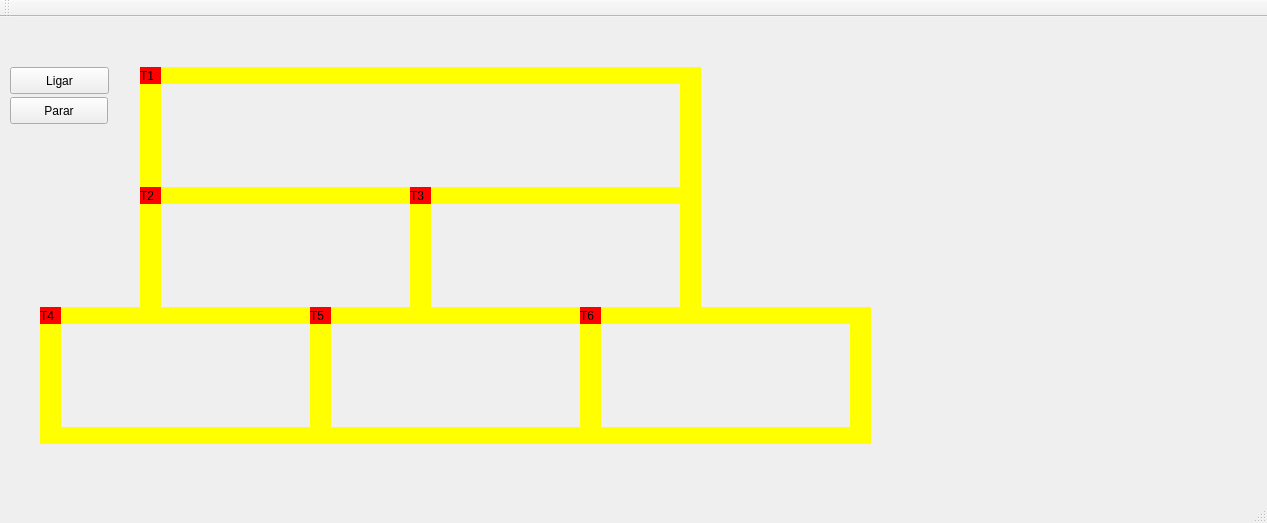
First picture: the form in Trem_-_Codigo_Fonte_1/Código QT5 Ubuntu - Trem/mainwindow.ui, repository guiafonso237/trabalho_so_unidade2, before the edit.
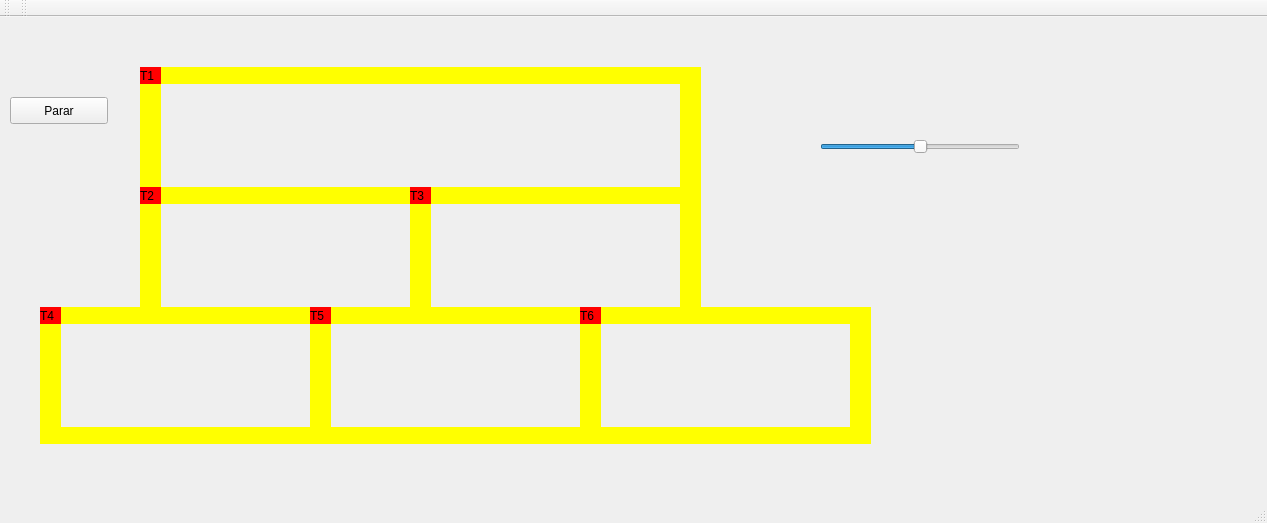
Second picture: the form after the edit.

Commit message: adicionado primeiro slider

```diff
--- a/Trem_-_Codigo_Fonte_1/Código QT5 Ubuntu - Trem/mainwindow.ui
+++ b/Trem_-_Codigo_Fonte_1/Código QT5 Ubuntu - Trem/mainwindow.ui
@@ -94,19 +94,6 @@
      <string/>
     </property>
    </widget>
-   <widget class="QPushButton" name="pushButton">
-    <property name="geometry">
-     <rect>
-      <x>10</x>
-      <y>50</y>
-      <width>99</width>
-      <height>27</height>
-     </rect>
-    </property>
-    <property name="text">
-     <string>Ligar</string>
-    </property>
-   </widget>
    <widget class="QPushButton" name="pushButton_2">
     <property name="geometry">
      <rect>
@@ -475,6 +462,29 @@
      <string>T6</string>
     </property>
    </widget>
+   <widget class="QSlider" name="slider_velocidade_trem1">
+    <property name="geometry">
+     <rect>
+      <x>820</x>
+      <y>120</y>
+      <width>200</width>
+      <height>19</height>
+     </rect>
+    </property>
+    <property name="minimum">
+     <number>0</number>
+    </property>
+    <property name="maximum">
+     <number>200</number>
+    </property>
+    <property name="value">
+     <number>100</number>
+    </property>
+    <property name="orientation">
+     <enum>Qt::Horizontal</enum>
+    </property>
+   </widget>
+   <zorder>slider_velocidade_trem1</zorder>
    <zorder>label_trilho4_6</zorder>
    <zorder>label_trilho4_2</zorder>
    <zorder>label_trilho1_6</zorder>
@@ -524,6 +534,17 @@
    </attribute>
   </widget>
   <widget class="QStatusBar" name="statusBar"/>
+  <widget class="QToolBar" name="toolBar">
+   <property name="windowTitle">
+    <string>toolBar</string>
+   </property>
+   <attribute name="toolBarArea">
+    <enum>TopToolBarArea</enum>
+   </attribute>
+   <attribute name="toolBarBreak">
+    <bool>false</bool>
+   </attribute>
+  </widget>
  </widget>
  <layoutdefault spacing="6" margin="11"/>
  <resources/>
```
Left out of the diff: 7 changed lines with no effect on the pictures. The commit also changes 367 other files.
